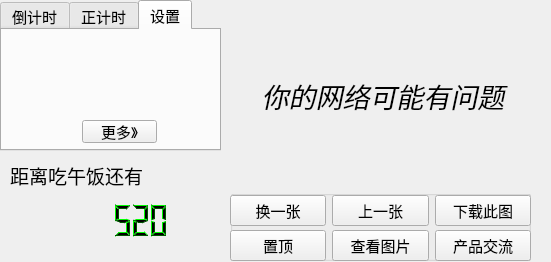
This is TimerXdd2/Timer2.ui in xdd1997/PythonXdd as Qt 5 draws it before an edit. The edited form follows.
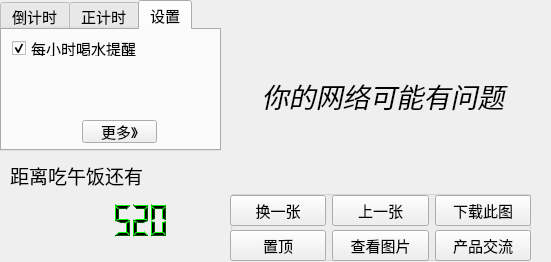
This is the edited form.

Commit message: V3(推广）--添加喝水提醒自选

```diff
--- a/TimerXdd2/Timer2.ui
+++ b/TimerXdd2/Timer2.ui
@@ -236,6 +236,22 @@
       <string>更多》</string>
      </property>
     </widget>
+    <widget class="QCheckBox" name="checkBox_drank">
+     <property name="geometry">
+      <rect>
+       <x>10</x>
+       <y>10</y>
+       <width>171</width>
+       <height>16</height>
+      </rect>
+     </property>
+     <property name="text">
+      <string>每小时喝水提醒</string>
+     </property>
+     <property name="checked">
+      <bool>true</bool>
+     </property>
+    </widget>
    </widget>
   </widget>
   <widget class="QLabel" name="label_img">
```
The commit also changes 12 other files.
